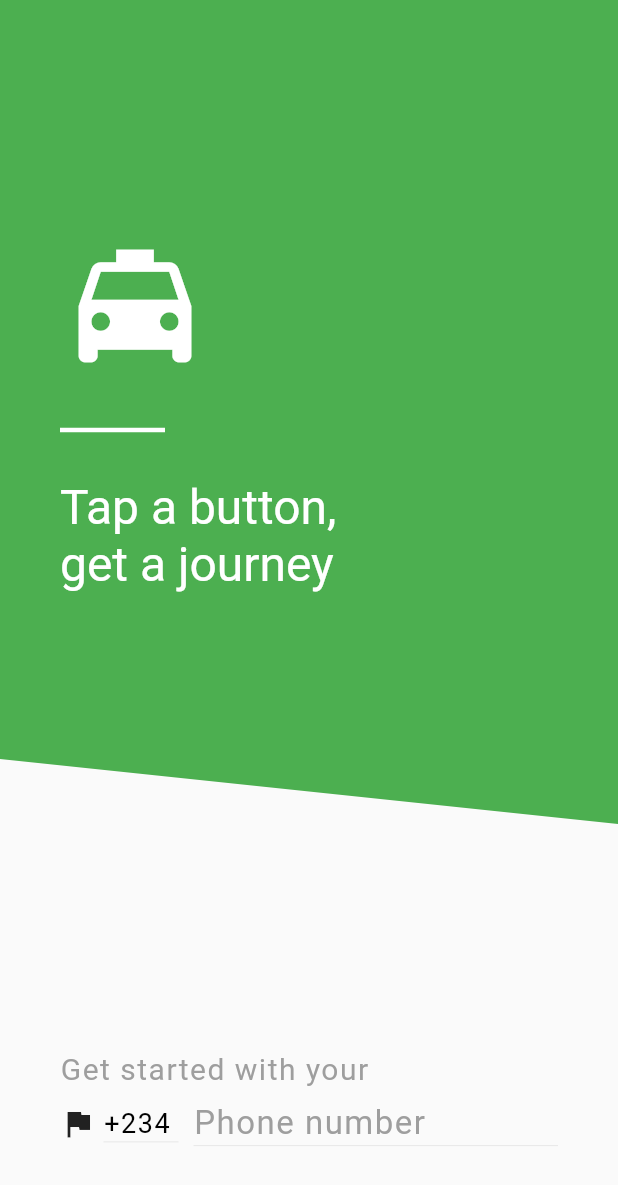
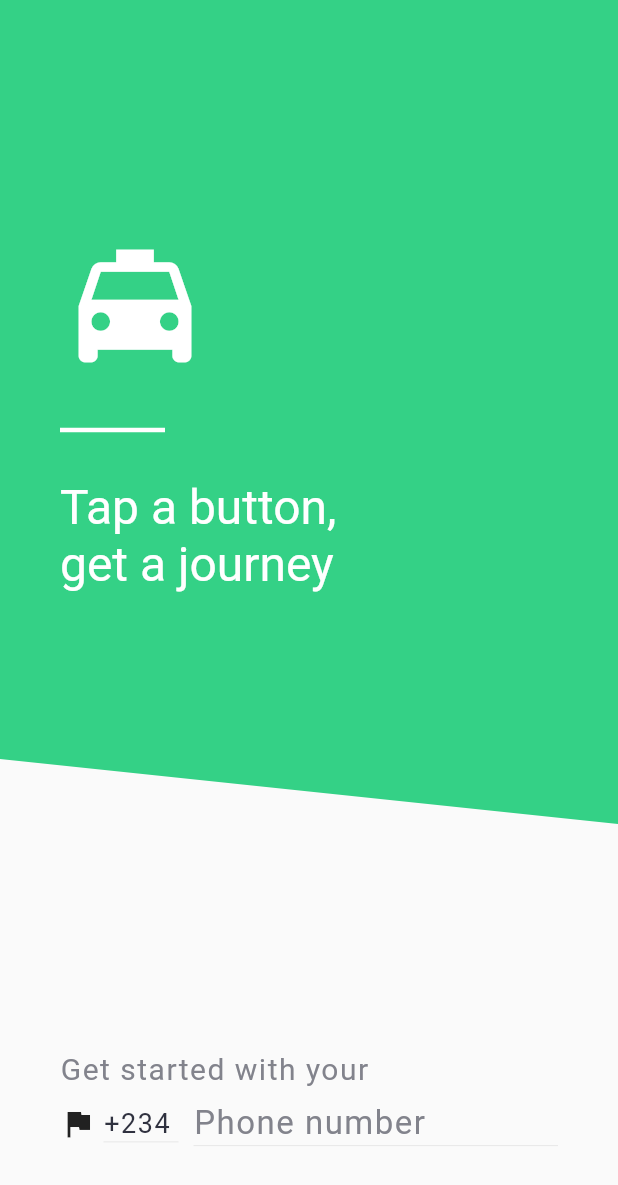
Before and after one commit to goody-h/bolt_clone, a Flutter app: the screen it shows after launch, on a phone screen of 412 x 824 dp. Shown: the top 1185 px of the screen. Run offline on Flutter 3.47's test engine with Material 2 defaults, Android fonts, the phone set to English and light mode, and no system bars; our stand-ins replace bloc, cloud_firestore, equatable, firebase_auth, flutter_bloc, geolocator and 1 more; missing offline and left inert: flutter_paystack, keyboard_visibility; accounts and stored records are empty; network calls fail.

Commit message:
use app colors for widgets

```diff
--- a/lib/routes/login/login.dart
+++ b/lib/routes/login/login.dart
@@ -1,4 +1,5 @@
 import 'package:bolt_clone/routes/home/home.dart';
+import 'package:bolt_clone/utils.dart';
 import 'package:flutter/material.dart';
 import 'dart:math';
 import 'package:keyboard_visibility/keyboard_visibility.dart';
@@ -46,8 +47,8 @@ class _LoginState extends State<Login> {
           right: 0,
         ),
         isDense: true,
-        hintStyle:
-            TextStyle(fontSize: 22, color: Colors.grey, letterSpacing: 1),
+        hintStyle: TextStyle(
+            fontSize: 22, color: AppColors.textGrey, letterSpacing: 1),
         enabledBorder: UnderlineInputBorder(
           borderSide: BorderSide(
             color: Colors.grey[300],
@@ -56,12 +57,12 @@ class _LoginState extends State<Login> {
         ),
         focusedBorder: UnderlineInputBorder(
           borderSide: BorderSide(
-            color: isKeyboardVisible ? Colors.green : Colors.grey[300],
+            color: isKeyboardVisible ? AppColors.greenButton : Colors.grey[300],
             width: isKeyboardVisible ? 2 : 0.5,
           ),
         ),
       ),
-      cursorColor: Colors.green,
+      cursorColor: AppColors.greenButton.withOpacity(0.4),
       style: TextStyle(fontSize: 22),
       showCursor: isKeyboardVisible,
     );
@@ -91,7 +92,7 @@ class _LoginState extends State<Login> {
                     child: Container(
                       height: double.infinity,
                       width: double.infinity,
-                        color: Colors.green,
+                      color: AppColors.greenButton,
                       child: Padding(
                         padding: EdgeInsets.all(40),
                         child: Column(
@@ -102,29 +103,31 @@ class _LoginState extends State<Login> {
                               tag: "logo",
                               child: Icon(
                                 Icons.local_taxi,
-                                  color: Colors.white,
+                                color: AppColors.white,
                                 size: 100,
                               ),
                             ),
-                              Container(
+                            AnimatedContainer(
+                              duration: Duration(milliseconds: 500),
+                              // TODO: manipulate width for animation
                               width: 70,
                               child: Divider(
                                 height: 65,
-                                  color: Colors.white,
+                                color: AppColors.white,
                                 thickness: 3,
                               ),
                             ),
                             Text(
                               "Tap a button,",
                               style: TextStyle(
-                                  color: Colors.white,
+                                color: AppColors.white,
                                 fontSize: 32,
                               ),
                             ),
                             Text(
                               "get a journey",
                               style: TextStyle(
-                                  color: Colors.white,
+                                color: AppColors.white,
                                 fontSize: 32,
                               ),
                             ),
@@ -138,14 +141,16 @@ class _LoginState extends State<Login> {
                   flex: 1,
                   child: Stack(
                     children: <Widget>[
-                        Positioned(
+                      AnimatedPositioned(
+                        duration: Duration(milliseconds: 500),
+                        // TODO: manipulate bottom position for animation
                         bottom: 100,
                         left: 40,
                         right: 40,
                         child: Text(
                           "Get started with your",
                           style: TextStyle(
-                                color: Colors.grey,
+                              color: AppColors.textGrey,
                               fontSize: 20,
                               letterSpacing: 1),
                         ),
@@ -161,7 +166,7 @@ class _LoginState extends State<Login> {
                 opacity: isKeyboardVisible ? 1 : 0,
                 duration: Duration(milliseconds: 300),
                 child: Container(
-                    color: Colors.white,
+                  color: AppColors.white,
                   height: double.infinity,
                   width: double.infinity,
                   padding: EdgeInsets.only(
@@ -222,16 +227,28 @@ class _LoginState extends State<Login> {
                               Padding(
                                 padding: EdgeInsets.only(
                                     top: 15, left: 25, right: 25),
+                                child: SizedBox(
+                                  height: 55,
+                                  width: double.infinity,
                                   child: RaisedButton(
-                                    onPressed: () {
+                                    color: AppColors.greenButton,
+                                    elevation: 1,
+                                    shape: OutlineInputBorder(
+                                      borderRadius: BorderRadius.circular(30),
+                                      borderSide: BorderSide.none,
+                                    ),
+                                    child: Text(
+                                      "NEXT",
+                                      style: TextStyle(
+                                          color: AppColors.white,
+                                          fontSize: 16,
+                                          letterSpacing: 1),
+                                    ),
+                                    onPressed: () async {
                                       Navigator.of(context).pushReplacement(
                                           MaterialPageRoute(
                                               builder: (context) => Home()));
                                     },
-                                    child: Text(
-                                      "NEXT",
-                                      style: TextStyle(
-                                          fontSize: 18, letterSpacing: 1),
                                   ),
                                 ),
                               ),
@@ -245,7 +262,7 @@ class _LoginState extends State<Login> {
               ),
             ),
             AnimatedContainer(
-                duration: Duration(milliseconds: 300),
+              duration: Duration(milliseconds: 500),
               child: Row(
                 children: <Widget>[
                   Icon(Icons.flag),
@@ -267,7 +284,7 @@ class _LoginState extends State<Login> {
                         isDense: true,
                         hintStyle: TextStyle(
                             fontSize: 18,
-                              color: Colors.black,
+                            color: AppColors.blackLight,
                             letterSpacing: 1),
                         disabledBorder: UnderlineInputBorder(
                           borderSide: BorderSide(
@@ -286,6 +303,7 @@ class _LoginState extends State<Login> {
                 ],
               ),
               padding:
+                  // TODO manipulate bottom padding for animation
                   EdgeInsets.only(top: 200, bottom: 60, left: 40, right: 40),
               alignment: isKeyboardVisible
                   ? Alignment.topCenter
@@ -294,7 +312,8 @@ class _LoginState extends State<Login> {
           ],
         ),
       ),
-        onWillPop: _handlePopScope);
+      onWillPop: _handlePopScope,
+    );
   }
 }
 
--- a/lib/routes/splash/splash.dart
+++ b/lib/routes/splash/splash.dart
@@ -1,6 +1,7 @@
 import 'package:bolt_clone/blocs/authentication_bloc/bloc.dart';
 import 'package:bolt_clone/routes/home/home.dart';
 import 'package:bolt_clone/routes/login/login.dart';
+import 'package:bolt_clone/utils.dart';
 import 'package:flutter/material.dart';
 import 'package:bloc/bloc.dart';
 import 'package:flutter_bloc/flutter_bloc.dart';
@@ -125,8 +126,8 @@ class SplashState extends State<Splash> with TickerProviderStateMixin {
               builder: (context, child) => Container(
                 width: double.infinity,
                 height: double.infinity,
-                color: Colors.green
-                    .withGreen(100 + (155 * _controller.value) ~/ 1),
+                color: Color.lerp(AppColors.greenButton, AppColors.greenDark,
+                    _controller.value),
                 child: Center(
                   child: AnimatedOpacity(
                     opacity: fadeInLogo ? 1.0 : 0.0,
--- a/lib/utils.dart
+++ b/lib/utils.dart
@@ -7,6 +7,7 @@ class AppColors {
   static const greenIcon = Color(0xFF2EB875);
   static const greenButton = Color(0xFF34D186);
   static const greenLight = Color(0xFFD9FDE5);
+  static const greenDark = Color(0xFF219059);
   static const greenHighlight = Color(0xFFECFEF2);
   static const indigo = Color(0xFF6675FF);
   static const indigoPlaceMark = Color(0xFF6675FE);
```
Also changed, not shown: lib/routes/home/home.dart (+5 -4 lines), lib/routes/home/screens/default.dart (+25 -24 lines), lib/routes/home/screens/destination.dart (+17 -8 lines), lib/routes/home/screens/details.dart (+16 -14 lines), lib/routes/home/screens/review.dart (+11 -7 lines). Lines whose indentation alone changed are shown as unchanged.
